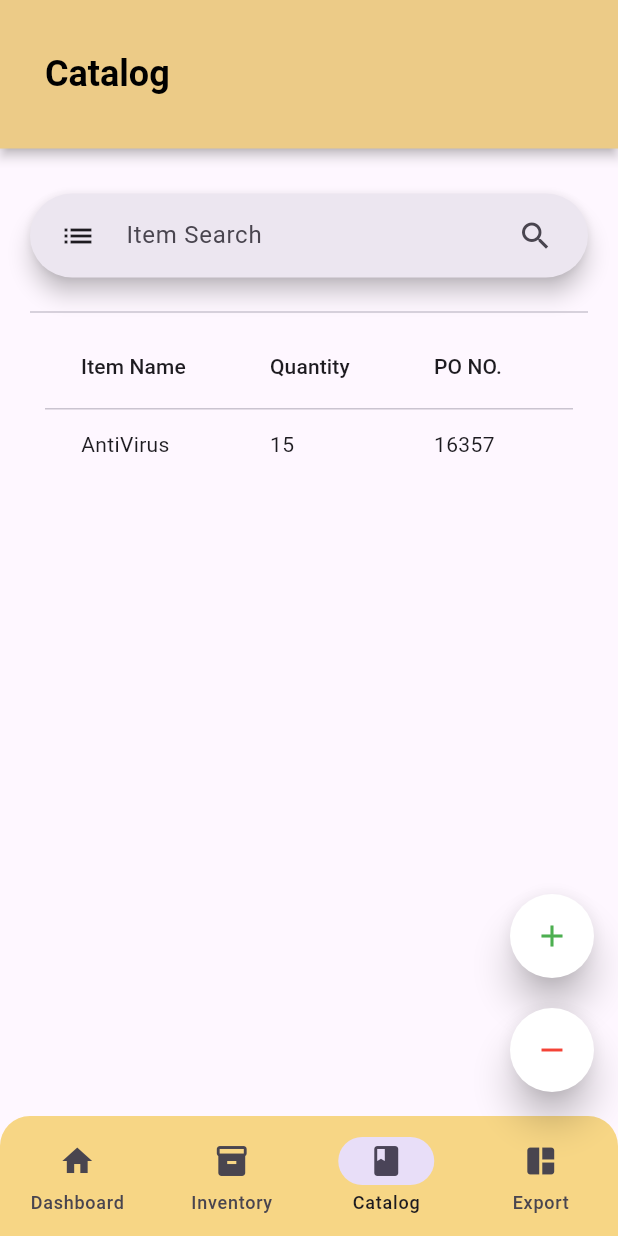
After one commit to MorsHs/mobile-inventory-flutter, a Flutter app: the screen it shows after launch, item 3 of the bottom bar chosen, after a tap on the "list" icon, on a phone screen of 412 x 824 dp. The commit adds this screen. Run offline on Flutter 3.47's test engine with Material 3 defaults, Android fonts, the phone set to English and light mode, and no system bars.

Commit message:
Inventory and Catalog finished

```diff
--- a/lib/Pages/Home.dart
+++ b/lib/Pages/Home.dart
@@ -1,5 +1,7 @@
 import 'package:flutter/material.dart';
 import 'package:flutter_inventory/Pages/Dashboard.dart';
+import 'package:flutter_inventory/Pages/Inventory.dart';
+import 'package:flutter_inventory/Pages/Item%20Catalog.dart';
 
 class Home extends StatefulWidget {
   const Home({super.key});
@@ -10,7 +12,7 @@ class Home extends StatefulWidget {
 
 class _HomeState extends State<Home> {
   int index = 0;
-  Widget dashboard  = Dashboard();
+  Widget screens  = Dashboard();
   @override
   Widget build(BuildContext context) {
     return Scaffold(
@@ -22,7 +24,7 @@ class _HomeState extends State<Home> {
             NavigationDestination(icon: Icon(Icons.home), label: "Dashboard"),
             NavigationDestination(
                 icon: Icon(Icons.inventory), label: "Inventory"),
-            NavigationDestination(icon: Icon(Icons.book,), label: "Released"),
+            NavigationDestination(icon: Icon(Icons.book,), label: "Catalog"),
             NavigationDestination(
                 icon: Icon(Icons.auto_awesome_mosaic), label: "Export"),
           ],
@@ -30,7 +32,16 @@ class _HomeState extends State<Home> {
           elevation: 3,
           onDestinationSelected: (value) => setState(() {
             index = value;
-            switch (index) {}
+            switch (index) {
+              case 0:
+               screens =  const Dashboard();
+                break;
+              case 1:
+                screens = const Inventory();
+                break;
+              case 2:
+                screens = const Catalog();
+            }
           }),
           backgroundColor: const Color.fromRGBO(247, 214, 133, 1.0),
         ),
@@ -39,7 +50,7 @@ class _HomeState extends State<Home> {
 
 
       appBar: AppBar(
-        title: const Text('Dashboard'),
+        title:  Text(screens.runtimeType.toString()   ),
         elevation: 3,
         backgroundColor: const Color.fromRGBO(247, 214, 133, 1.0),
         titleSpacing: 30,
@@ -83,7 +94,7 @@ class _HomeState extends State<Home> {
           )
         ],
       ),
-body: dashboard,
+body: screens,
     );
   }
 }
--- /dev/null
+++ b/lib/Pages/Item Catalog.dart
@@ -0,0 +1,59 @@
+import 'package:flutter/material.dart';
+
+class Catalog extends StatefulWidget {
+  const Catalog({super.key});
+
+  @override
+  State<Catalog> createState() => _CatalogState();
+}
+
+class _CatalogState extends State<Catalog> {
+  @override
+  Widget build(BuildContext context) {
+    return Column(
+      children: [
+        SizedBox(height: 30),
+        Container(
+          padding: EdgeInsets.only(left: 20,right: 20),
+          child: SearchBar(
+            hintText: 'Item Search',
+            leading: IconButton(onPressed: () => null, icon: Icon(Icons.list)),
+            trailing: const [
+              Padding(
+                padding: EdgeInsets.only(right: 15),
+                child: Icon(Icons.search),
+              )
+            ],
+          ),
+        ),
+        const SizedBox(height: 15,),
+        const Divider(indent: 20,endIndent: 20,),
+        Expanded(
+          child: ListView(
+              padding: EdgeInsets.only(left: 30,right: 30),
+              children:[ SingleChildScrollView(
+                scrollDirection: Axis.horizontal,
+                child: DataTable(
+                  columns: [
+                    DataColumn(label: Text('Item Name')),
+                    DataColumn(label: Text('Quantity')),
+                    DataColumn(label: Text('PO NO.')),
+                    DataColumn(label: Text('PR NO.')),
+                    DataColumn(label: Text('ICS NO.')),
+                  ], rows: [
+                  DataRow(cells: [
+                    DataCell(Text("AntiVirus")),
+                    DataCell(Text("15")),
+                    DataCell(Text("16357")),
+                    DataCell(Text("85564")),
+                    DataCell(Text("77885")),
+                  ]),
+
+                ],),
+              ),
+              ]),
+        )
+      ],
+    );
+  }
+}
--- a/lib/main.dart
+++ b/lib/main.dart
@@ -1,5 +1,4 @@
 import 'package:flutter/material.dart';
-
 import 'Pages/Home.dart';
 void main() {
   runApp(const MyApp());
@@ -19,7 +18,7 @@ class _MyAppState extends State<MyApp> {
   Widget build(BuildContext context) {
     return MaterialApp(
       debugShowCheckedModeBanner: false,
-      home: Home()
+      home: Home(),
     );
   }
 }
```
Also changed, not shown: lib/Pages/Inventory.dart (added, +57 -0 lines).
